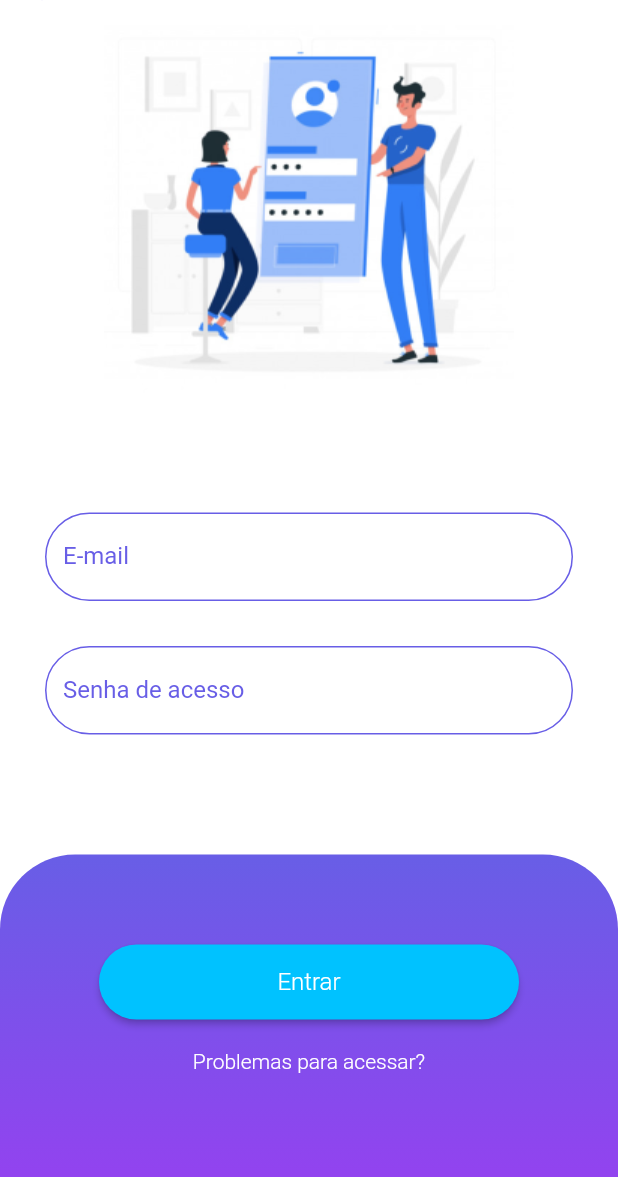
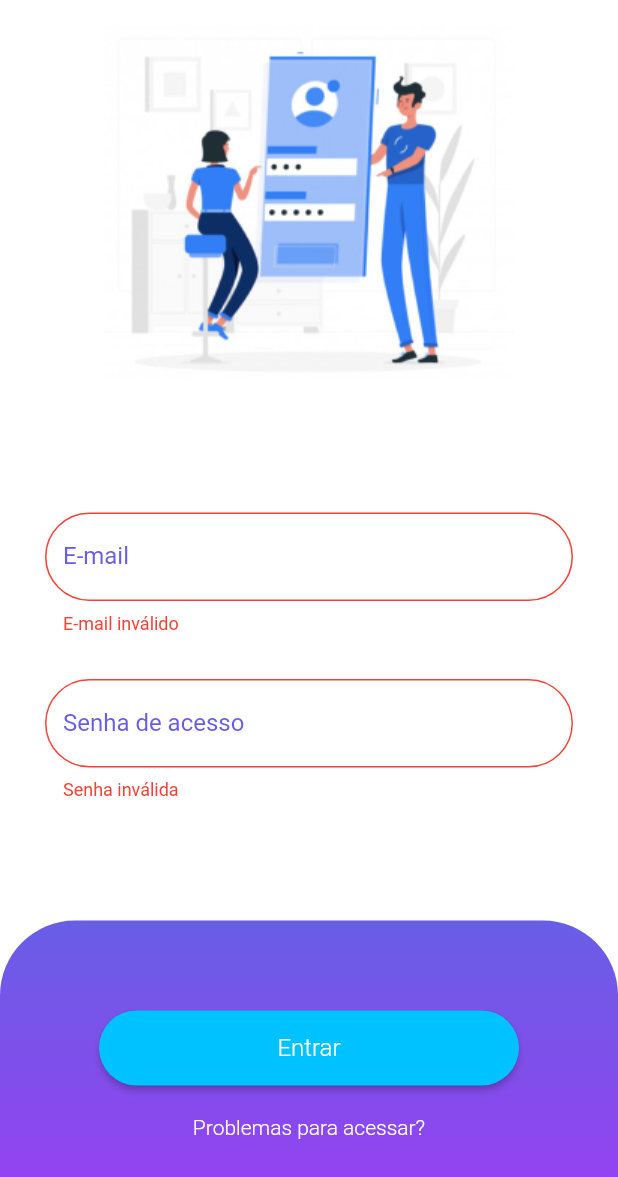
Before and after one commit to bbb159/jober-flutter, a Flutter app: the SignInScreen screen opened directly, after a tap on "Entrar", on a phone screen of 412 x 824 dp, the part 59-1236 px from its top. Run offline on Flutter 3.47's test engine with Material 2 defaults, Android fonts, the phone set to English and light mode, and no system bars; our stand-ins replace carousel_slider, mask_text_input_formatter.

Commit message:
Created form validations

```diff
--- a/lib/screens/sign_in/sign_in.dart
+++ b/lib/screens/sign_in/sign_in.dart
@@ -5,10 +5,19 @@ import 'package:jober/screens/sign_up/widgets/text_form_field.dart';
 import 'package:jober/utils/constants.dart';
 import 'package:jober/utils/enums.dart';
 
-class SignInScreen extends StatelessWidget {
+class SignInScreen extends StatefulWidget {
+  @override
+  _SignInScreenState createState() => _SignInScreenState();
+}
+
+class _SignInScreenState extends State<SignInScreen> {
   final _formKey = GlobalKey<FormState>();
+
   final _emailController = TextEditingController();
+
   final _passwordController = TextEditingController();
+
+  bool _autoValidate = false;
 
   @override
   Widget build(BuildContext context) {
@@ -39,6 +48,7 @@ class SignInScreen extends StatelessWidget {
                         padding: EdgeInsets.symmetric(horizontal: 30),
                         child: Form(
                           key: _formKey,
+                          autovalidate: _autoValidate,
                           child: Column(
                             children: <Widget>[
                               CustomTextFormField(
@@ -87,8 +97,16 @@ class SignInScreen extends StatelessWidget {
                                 height: 50,
                                 bgColor: kBlueDefaultColor,
                                 callback: () {
-                                  Navigator.of(context).push(MaterialPageRoute(
-                                      builder: (context) => SignInScreen()));
+                                  if (_formKey.currentState.validate()) {
+                                    Navigator.of(context).push(
+                                        MaterialPageRoute(
+                                            builder: (context) =>
+                                                SignInScreen()));
+                                  } else {
+                                    setState(() {
+                                      _autoValidate = true;
+                                    });
+                                  }
                                 },
                                 text: 'Entrar',
                                 textColor: Colors.white,
--- a/lib/screens/sign_up/widgets/text_form_field.dart
+++ b/lib/screens/sign_up/widgets/text_form_field.dart
@@ -32,6 +32,7 @@ class _CustomTextFormFieldState extends State<CustomTextFormField> {
   Color _fillColor = Colors.transparent;
   Color _textColor = Colors.white;
   Color _borderColor = Colors.white;
+  Color _errorColor = Colors.red;
 
   @override
   void initState() {
@@ -53,6 +54,7 @@ class _CustomTextFormFieldState extends State<CustomTextFormField> {
         _fillColor = Colors.transparent;
         _textColor = Colors.white;
         _borderColor = Colors.white;
+        _errorColor = kBlueDefaultColor;
         break;
     }
   }
@@ -64,6 +66,7 @@ class _CustomTextFormFieldState extends State<CustomTextFormField> {
       decoration: InputDecoration(
         labelText: widget.labelBorderText,
         labelStyle: TextStyle(color: _hintTextColor),
+        errorStyle: TextStyle(color: _errorColor),
         hintText: widget.hintText,
         hintStyle:
             TextStyle(color: _hintTextColor, fontWeight: FontWeight.w300),
@@ -73,6 +76,14 @@ class _CustomTextFormFieldState extends State<CustomTextFormField> {
           borderRadius: BorderRadius.circular(50.0),
         ),
         focusedBorder: OutlineInputBorder(
+          borderSide: BorderSide(color: _borderColor),
+          borderRadius: BorderRadius.circular(50.0),
+        ),
+        errorBorder: OutlineInputBorder(
+          borderSide: BorderSide(color: _errorColor),
+          borderRadius: BorderRadius.circular(50.0),
+        ),
+        focusedErrorBorder: OutlineInputBorder(
           borderSide: BorderSide(color: _borderColor),
           borderRadius: BorderRadius.circular(50.0),
         ),
```
Also changed, not shown: lib/screens/sign_up/email_password_screen.dart (+19 -2 lines), lib/screens/sign_up/person_identifier_screen.dart (+16 -0 lines).
